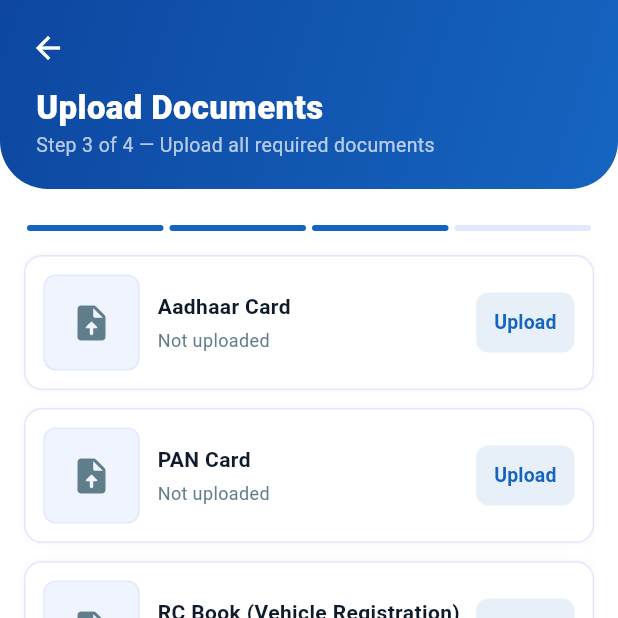
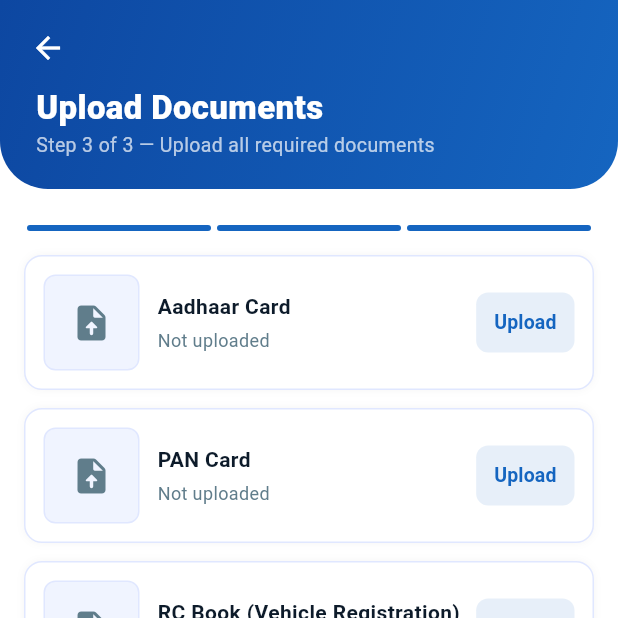
Before and after one commit to cabsgora-pvt/goracabs, a Flutter app: the DocumentUploadPage screen opened by its route, on a phone screen of 412 x 824 dp, the top half of it. Run offline on Flutter 3.47's test engine with Material 3 defaults, Android fonts, the phone set to English and light mode, and no system bars; our stand-ins replace animated_text_kit, equatable, fl_chart, flutter_bloc, flutter_map, font_awesome_flutter and 6 more; accounts and stored records are empty.

Commit message:
rmv bank detail

```diff
--- a/gora_driver/lib/features/registration/document_upload_page.dart
+++ b/gora_driver/lib/features/registration/document_upload_page.dart
@@ -3,7 +3,8 @@ import 'package:image_picker/image_picker.dart';
 import '../../core/constants/app_colors.dart';
 import '../../core/widgets/app_widgets.dart';
 import '../../services/driver_api_service.dart';
-import 'bank_details_page.dart';
+// import 'bank_details_page.dart'; // Bank details deferred — driver can add later from settings
+import 'kyc_success_page.dart';
 
 const _requiredDocs = [
   'Aadhaar Card',
@@ -62,7 +63,9 @@ class _DocumentUploadPageState extends State<DocumentUploadPage> {
       if (res['error'] != null) {
         ScaffoldMessenger.of(context).showSnackBar(SnackBar(content: Text(res['error'].toString()), backgroundColor: AppColors.red));
       } else {
-        Navigator.pushNamed(context, BankDetailsPage.route);
+        // Bank details deferred — skip directly to KYC success
+        // Navigator.pushNamed(context, BankDetailsPage.route);
+        Navigator.pushNamedAndRemoveUntil(context, KycSuccessPage.route, (_) => false);
       }
     } catch (e) {
       if (mounted) ScaffoldMessenger.of(context).showSnackBar(SnackBar(content: Text('Error: $e'), backgroundColor: AppColors.red));
@@ -229,7 +232,7 @@ class _DocumentUploadPageState extends State<DocumentUploadPage> {
               const Padding(
                 padding: EdgeInsets.symmetric(horizontal: 16),
                 child: Text(
-                  'Step 3 of 4 — Upload all required documents',
+                  'Step 3 of 3 — Upload all required documents',
                   style: TextStyle(fontSize: 13, color: Colors.white70),
                 ),
               ),
@@ -242,7 +245,7 @@ class _DocumentUploadPageState extends State<DocumentUploadPage> {
 
   Widget _stepIndicator(int current) {
     return Row(
-      children: List.generate(4, (i) => Expanded(
+      children: List.generate(3, (i) => Expanded(
         child: Container(
           height: 4,
           margin: const EdgeInsets.symmetric(horizontal: 2),
--- a/gora_driver/lib/features/registration/personal_details_page.dart
+++ b/gora_driver/lib/features/registration/personal_details_page.dart
@@ -293,7 +293,7 @@ class _PersonalDetailsPageState extends State<PersonalDetailsPage> {
               const Padding(
                 padding: EdgeInsets.symmetric(horizontal: 16),
                 child: Text(
-                  'Step 1 of 4 — Tell us about yourself',
+                  'Step 1 of 3 — Tell us about yourself',
                   style: TextStyle(fontSize: 13, color: Colors.white70),
                 ),
               ),
@@ -306,7 +306,7 @@ class _PersonalDetailsPageState extends State<PersonalDetailsPage> {
 
   Widget _stepIndicator(int current) {
     return Row(
-      children: List.generate(4, (i) => Expanded(
+      children: List.generate(3, (i) => Expanded(
         child: Container(
           height: 4,
           margin: const EdgeInsets.symmetric(horizontal: 2),
--- a/gora_driver/lib/features/registration/vehicle_details_page.dart
+++ b/gora_driver/lib/features/registration/vehicle_details_page.dart
@@ -155,7 +155,7 @@ class _VehicleDetailsPageState extends State<VehicleDetailsPage> {
               const Padding(
                 padding: EdgeInsets.symmetric(horizontal: 16),
                 child: Text(
-                  'Step 2 of 4 — Enter your vehicle info',
+                  'Step 2 of 3 — Enter your vehicle info',
                   style: TextStyle(fontSize: 13, color: Colors.white70),
                 ),
               ),
@@ -168,7 +168,7 @@ class _VehicleDetailsPageState extends State<VehicleDetailsPage> {
 
   Widget _stepIndicator(int current) {
     return Row(
-      children: List.generate(4, (i) => Expanded(
+      children: List.generate(3, (i) => Expanded(
         child: Container(
           height: 4,
           margin: const EdgeInsets.symmetric(horizontal: 2),
--- a/gora_driver/lib/features/registration/vehicle_selection_page.dart
+++ b/gora_driver/lib/features/registration/vehicle_selection_page.dart
@@ -192,7 +192,7 @@ class _VehicleSelectionPageState extends State<VehicleSelectionPage> {
               const Padding(
                 padding: EdgeInsets.symmetric(horizontal: 16),
                 child: Text(
-                  'Step 2 of 4 — Choose your vehicle category',
+                  'Step 2 of 3 — Choose your vehicle category',
                   style: TextStyle(fontSize: 13, color: Colors.white70),
                 ),
               ),
```
